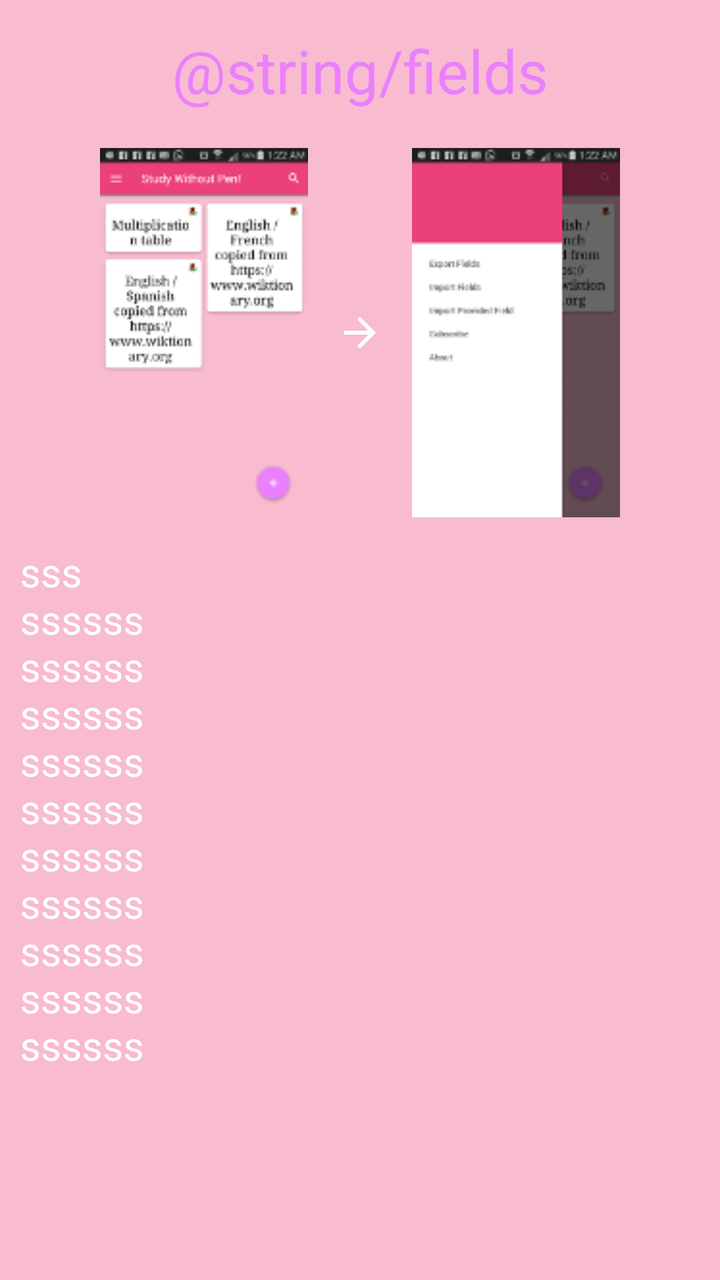
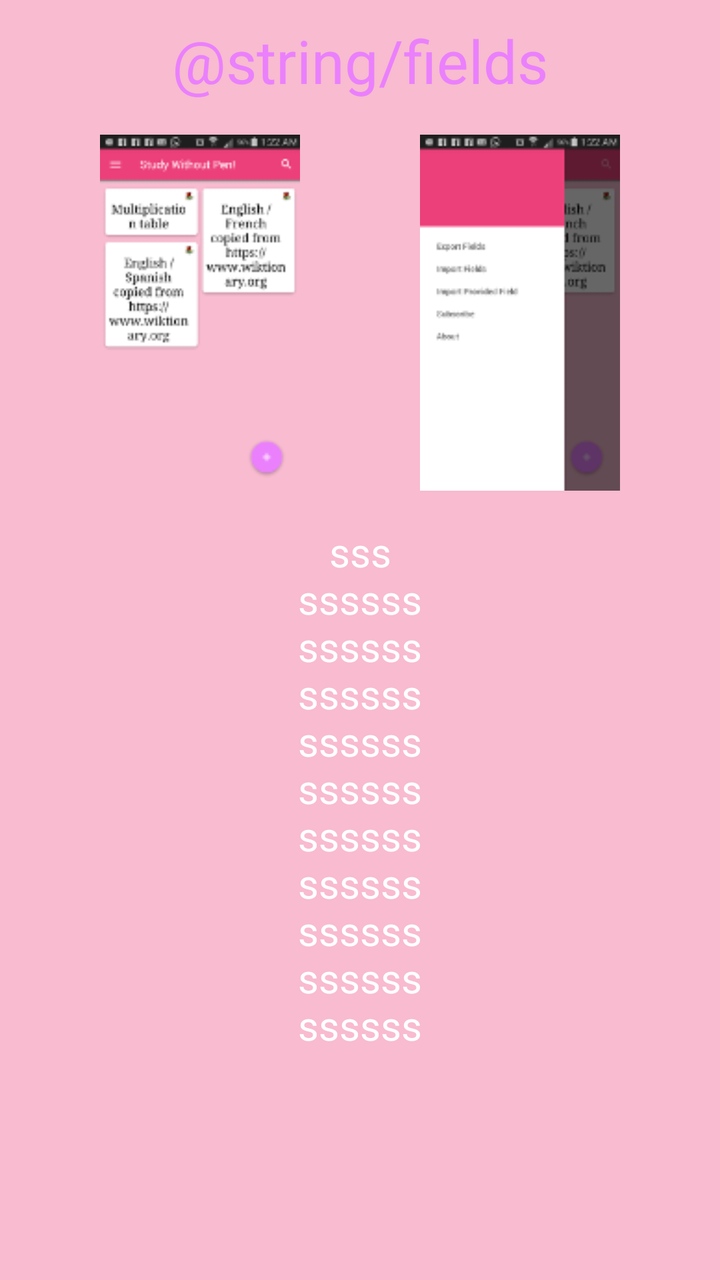

An Android layout rendered at two revisions. The XML below is the earlier revision; the diff shows what the commit changed to produce the second picture.
<!-- AndroidManifest.xml: application theme MyMaterialTheme -->
<!-- res/layout/intro_main.xml -->
<?xml version="1.0" encoding="utf-8"?>
<LinearLayout xmlns:android="http://schemas.android.com/apk/res/android"
    android:layout_width="match_parent" android:layout_height="match_parent"
    android:orientation="vertical">

    <TextView
        android:layout_width="wrap_content"
        android:layout_height="wrap_content"
        android:text="@string/fields"
        android:textSize="30sp"
        android:padding="5dp"
        android:layout_margin="10dp"
        android:id="@+id/textView"
        android:textColor="@color/colorAccent"
        android:layout_gravity="center"/>

    <LinearLayout
        android:layout_width="match_parent"
        android:layout_height="wrap_content">

        <ImageView
            android:layout_width="0dp"
            android:layout_height="wrap_content"
            android:layout_weight="1"
            android:src="@drawable/intro_main_scaled15"
            android:id="@+id/intro_main"
            android:layout_marginStart="50dp"
            android:onClick="introImageClicked"
            />

        <ImageView
            android:layout_width="0dp"
            android:layout_height="wrap_content"
            android:layout_weight="0.5"
            android:layout_gravity="center"
            android:src="@drawable/intro_arrow"/>

        <ImageView
            android:id="@+id/intro_main_menu"
            android:layout_width="0dp"
            android:layout_height="wrap_content"
            android:layout_weight="1"
            android:src="@drawable/intro_main_menu_scaled15"
            android:layout_marginEnd="50dp"
            android:onClick="introImageClicked"
            />
    </LinearLayout>
    <EditText
        android:layout_width="match_parent"
        android:layout_height="280dp"
        android:textSize="20sp"
        android:textColor="@color/white_color"
        android:focusable="false"
        android:cursorVisible="false"
        android:background="@null"
        android:layout_margin="5dp"
        android:padding="5dp"
        android:text="sss\nssssss\nssssss\nssssss\nssssss\nssssss\nssssss\nssssss\nssssss\nssssss\nssssss\nssssss\nssssss\nssssss\nsss"/>

</LinearLayout>
<!-- resources referenced by this layout -->
<resources>
  <color name="colorAccent">#EA80FC</color>
  <color name="white_color">#FFFFFF</color>
  <!-- drawable intro_arrow: png bitmap (drawable-ar-hdpi, 148 bytes) -->
  <!-- drawable intro_main_menu_scaled15: png bitmap (drawable, 5599 bytes) -->
  <!-- drawable intro_main_scaled15: png bitmap (drawable, 10331 bytes) -->
  <string name="fields">المجالات</string>
  <style name="MyMaterialTheme" parent="MyMaterialTheme.Base">
  
      </style>
  <style name="MyMaterialTheme.Base" parent="Theme.AppCompat.Light.DarkActionBar">
          <item name="windowNoTitle">true</item>
          <item name="windowActionBar">false</item>
          <item name="colorPrimary">@color/colorPrimary</item>
          <item name="colorPrimaryDark">@color/colorPrimaryDark</item>
          <item name="colorAccent">@color/colorAccent</item>
          <item name="android:windowBackground">@color/windowBackground</item>
      </style>
  <color name="colorPrimary">#EC407A</color>
  <color name="colorPrimaryDark">#AD1457</color>
  <color name="windowBackground">#F8BBD0</color>
</resources>

<!-- the commit's change to res/layout/intro_main.xml (unified diff, before → after) -->
@@ -9,7 +9,7 @@
         android:text="@string/fields"
         android:textSize="30sp"
         android:padding="5dp"
-        android:layout_margin="10dp"
+        android:layout_margin="5dp"
         android:id="@+id/textView"
         android:textColor="@color/colorAccent"
         android:layout_gravity="center"/>
@@ -19,30 +19,28 @@
         android:layout_height="wrap_content">
 
         <ImageView
-            android:layout_width="0dp"
+            android:layout_width="wrap_content"
             android:layout_height="wrap_content"
             android:layout_weight="1"
             android:src="@drawable/intro_main_scaled15"
             android:id="@+id/intro_main"
             android:layout_marginStart="50dp"
+            android:layout_marginEnd="30dp"
             android:onClick="introImageClicked"
+            android:elevation="5dp"
             />
 
-        <ImageView
-            android:layout_width="0dp"
-            android:layout_height="wrap_content"
-            android:layout_weight="0.5"
-            android:layout_gravity="center"
-            android:src="@drawable/intro_arrow"/>
 
         <ImageView
             android:id="@+id/intro_main_menu"
-            android:layout_width="0dp"
+            android:layout_width="wrap_content"
             android:layout_height="wrap_content"
             android:layout_weight="1"
             android:src="@drawable/intro_main_menu_scaled15"
             android:layout_marginEnd="50dp"
+            android:layout_marginStart="30dp"
             android:onClick="introImageClicked"
+            android:elevation="5dp"
             />
     </LinearLayout>
     <EditText
@@ -55,6 +53,7 @@
         android:background="@null"
         android:layout_margin="5dp"
         android:padding="5dp"
-        android:text="sss\nssssss\nssssss\nssssss\nssssss\nssssss\nssssss\nssssss\nssssss\nssssss\nssssss\nssssss\nssssss\nssssss\nsss"/>
+        android:text="sss\nssssss\nssssss\nssssss\nssssss\nssssss\nssssss\nssssss\nssssss\nssssss\nssssss\nssssss\nssssss\nssssss\nsss"
+        android:gravity="center"/>
 
 </LinearLayout>
<!-- resource entries referenced after the edit -->
@@ -2,7 +2,6 @@
 <resources>
   <color name="colorAccent">#EA80FC</color>
   <color name="white_color">#FFFFFF</color>
-  <!-- drawable intro_arrow: png bitmap (drawable-ar-hdpi, 148 bytes) -->
   <!-- drawable intro_main_menu_scaled15: png bitmap (drawable, 5599 bytes) -->
   <!-- drawable intro_main_scaled15: png bitmap (drawable, 10331 bytes) -->
   <string name="fields">المجالات</string>
